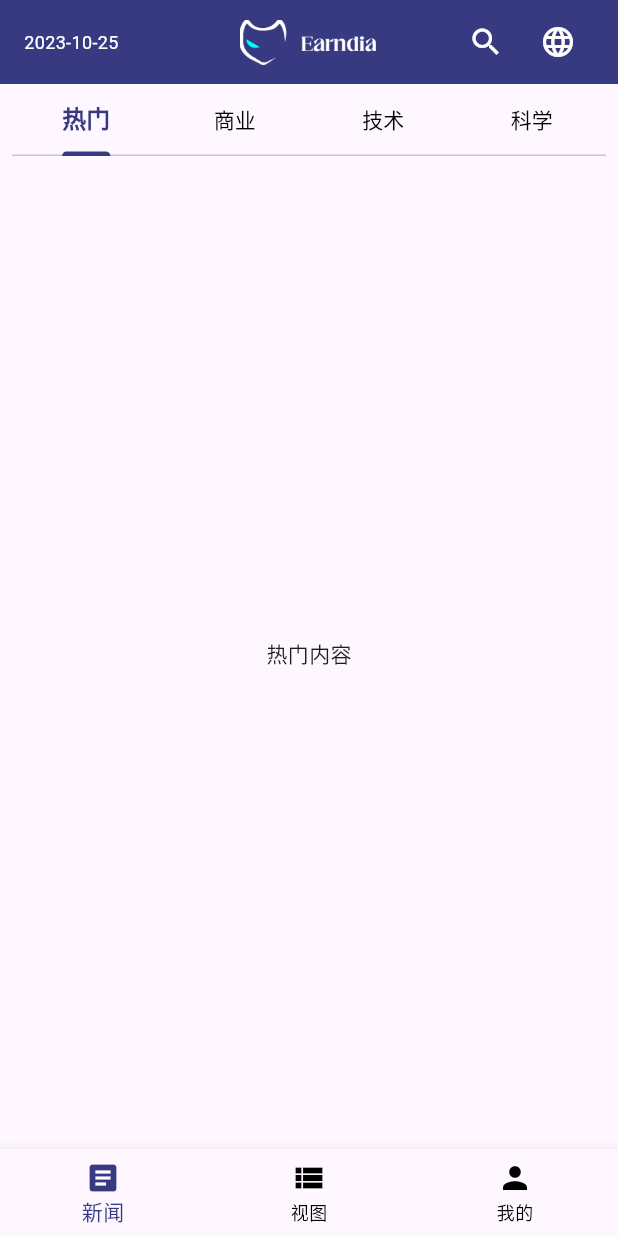
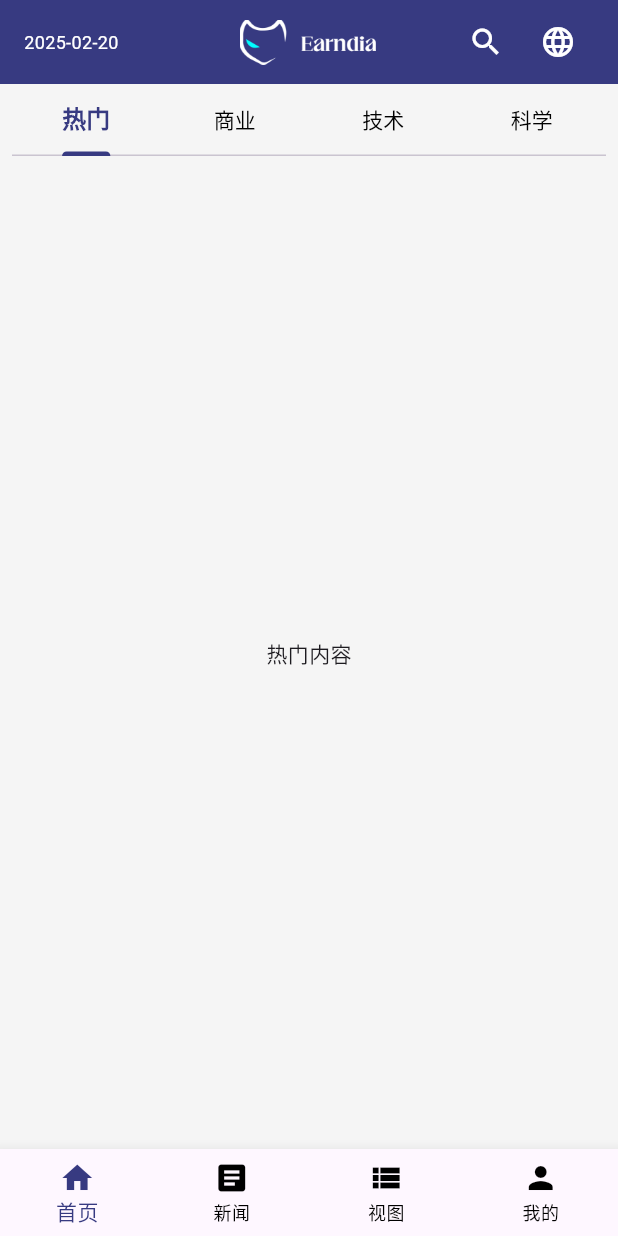
Before and after one commit to SunburstMeoga/earndia-dapp, a Flutter app: the screen it shows after launch, on a phone screen of 412 x 824 dp. Run offline on Flutter 3.47's test engine with Material 3 defaults, Android fonts, the light colour scheme and no system bars; our stand-ins replace qr_flutter; missing offline and left inert: walletconnect_dart, web3dart.

Commit message:
refactor: Update project structure and dependencies
- Migrate from Chinese pub source to pub.dev
- Update package dependencies to latest versions
- Restructure main app and navigation
- Add new screens and widgets for home, news, view, and profile pages
- Introduce app-wide color constants
- Add new profile and navigation assets

```diff
--- a/lib/main.dart
+++ b/lib/main.dart
@@ -1,100 +1,22 @@
 import 'package:flutter/material.dart';
-import 'package:earndia_app/screens/home_screen.dart';
+import 'package:earndia_app/widgets/bottom_navigation.dart';
 
 void main() {
-  runApp(MyApp());
+  runApp(const MyApp());
 }
 
 class MyApp extends StatelessWidget {
+  const MyApp({super.key});
+
   @override
   Widget build(BuildContext context) {
     return MaterialApp(
       title: '新闻类App',
       theme: ThemeData(
-        primarySwatch: Colors.blue,
+        primaryColor: const Color(0xFF373A81),
+        scaffoldBackgroundColor: const Color(0xFFF5F5F5),
       ),
-      home: BottomNavigationExample(),
+      home: const MainBottomNavigation(),
     );
   }
 }
-
-class BottomNavigationExample extends StatefulWidget {
-  @override
-  _BottomNavigationExampleState createState() =>
-      _BottomNavigationExampleState();
-}
-
-class _BottomNavigationExampleState extends State<BottomNavigationExample> {
-  int _selectedIndex = 0; // 当前选中的底部导航栏索引
-
-  // 页面列表
-  static final List<Widget> _pages = <Widget>[
-    NewsPage(), // 新闻页面
-    ViewPage(), // 视图页面
-    ProfilePage(), // 我的页面
-  ];
-
-  // 底部导航栏点击事件
-  void _onItemTapped(int index) {
-    setState(() {
-      _selectedIndex = index;
-    });
-  }
-
-  @override
-  Widget build(BuildContext context) {
-    return Scaffold(
-      body: _pages[_selectedIndex], // 显示当前选中的页面
-      bottomNavigationBar: BottomNavigationBar(
-        currentIndex: _selectedIndex, // 当前选中的索引
-        onTap: _onItemTapped, // 点击事件
-        selectedItemColor: Color(0xFF373A81), // 选中状态的颜色
-        unselectedItemColor: Colors.black, // 未选中状态的颜色
-        items: const <BottomNavigationBarItem>[
-          BottomNavigationBarItem(
-            icon: Icon(Icons.article), // 新闻图标
-            label: '新闻', // 新闻文字
-          ),
-          BottomNavigationBarItem(
-            icon: Icon(Icons.view_list), // 视图图标
-            label: '视图', // 视图文字
-          ),
-          BottomNavigationBarItem(
-            icon: Icon(Icons.person), // 我的图标
-            label: '我的', // 我的文字
-          ),
-        ],
-      ),
-    );
-  }
-}
-
-// 新闻页面
-class NewsPage extends StatelessWidget {
-  @override
-  Widget build(BuildContext context) {
-    return Center(
-      child: HomePage(),
-    );
-  }
-}
-
-// 视图页面
-class ViewPage extends StatelessWidget {
-  @override
-  Widget build(BuildContext context) {
-    return Center(
-      child: Text('视图页面'),
-    );
-  }
-}
-
-// 我的页面
-class ProfilePage extends StatelessWidget {
-  @override
-  Widget build(BuildContext context) {
-    return Center(
-      child: Text('我的页面'),
-    );
-  }
-}
--- a/lib/screens/home/top_bar.dart
+++ b/lib/screens/home/top_bar.dart
@@ -49,11 +49,11 @@ class NewsPage extends StatelessWidget {
               child: Row(
                 children: [
                   // 日期
-                  const Expanded(
+                  Expanded(
                     flex: 1,
                     child: Text(
-                      '2023-10-25',
-                      style: TextStyle(
+                      '${DateTime.now().year}-${DateTime.now().month.toString().padLeft(2, '0')}-${DateTime.now().day.toString().padLeft(2, '0')}',
+                      style: const TextStyle(
                         color: Colors.white,
                         fontSize: 12,
                       ),
--- a/lib/screens/home_screen.dart
+++ b/lib/screens/home_screen.dart
@@ -1,16 +1,48 @@
 import 'package:flutter/material.dart';
-import 'package:earndia_app/screens/home/top_bar.dart';
+import 'package:flutter/services.dart';
+import 'package:earndia_app/screens/home/custom_tab_bar.dart';
+import 'package:earndia_app/widgets/top_bar.dart';
 
-class HomePage extends StatefulWidget {
+class HomePage extends StatelessWidget {
   const HomePage({super.key});
 
   @override
-  State<HomePage> createState() => _HomePageState();
-}
+  Widget build(BuildContext context) {
+    double statusBarHeight = MediaQuery.of(context).padding.top;
+    double appBarHeight = 56.0;
 
-class _HomePageState extends State<HomePage> {
-  @override
-  Widget build(BuildContext context) {
-    return NewsPage();
+    return AnnotatedRegion<SystemUiOverlayStyle>(
+      value: const SystemUiOverlayStyle(
+        statusBarColor: Color(0xFF373A81),
+        statusBarIconBrightness: Brightness.light,
+      ),
+      child: Scaffold(
+        body: Column(
+          children: [
+            TopBar(
+              statusBarHeight: statusBarHeight,
+              appBarHeight: appBarHeight,
+            ),
+            Expanded(
+              child: Container(
+                margin: const EdgeInsets.symmetric(
+                  horizontal: 8,
+                  vertical: 0,
+                ),
+                child: const CustomTabBar(
+                  tabTitles: ['热门', '商业', '技术', '科学'],
+                  tabViews: [
+                    Center(child: Text('热门内容')),
+                    Center(child: Text('商业内容')),
+                    Center(child: Text('技术内容')),
+                    Center(child: Text('科学内容')),
+                  ],
+                ),
+              ),
+            ),
+          ],
+        ),
+      ),
+    );
   }
 }
--- /dev/null
+++ b/lib/widgets/bottom_navigation.dart
@@ -0,0 +1,61 @@
+import 'package:flutter/material.dart';
+import 'package:earndia_app/screens/home_screen.dart';
+import 'package:earndia_app/screens/news_page.dart';
+import 'package:earndia_app/screens/view_page.dart';
+import 'package:earndia_app/screens/profile_page.dart';
+
+class MainBottomNavigation extends StatefulWidget {
+  const MainBottomNavigation({super.key});
+
+  @override
+  State<MainBottomNavigation> createState() => _MainBottomNavigationState();
+}
+
+class _MainBottomNavigationState extends State<MainBottomNavigation> {
+  int _selectedIndex = 0;
+
+  static final List<Widget> _pages = <Widget>[
+    const HomePage(), // 修改这里，使用 HomePage 而不是 HomeScreen
+    const NewsPage(),
+    const ViewPage(),
+    const ProfilePage(),
+  ];
+
+  void _onItemTapped(int index) {
+    setState(() {
+      _selectedIndex = index;
+    });
+  }
+
+  @override
+  Widget build(BuildContext context) {
+    return Scaffold(
+      body: _pages[_selectedIndex],
+      bottomNavigationBar: BottomNavigationBar(
+        currentIndex: _selectedIndex,
+        onTap: _onItemTapped,
+        selectedItemColor: const Color(0xFF373A81),
+        unselectedItemColor: Colors.black,
+        type: BottomNavigationBarType.fixed,
+        items: const <BottomNavigationBarItem>[
+          BottomNavigationBarItem(
+            icon: Icon(Icons.home),
+            label: '首页',
+          ),
+          BottomNavigationBarItem(
+            icon: Icon(Icons.article),
+            label: '新闻',
+          ),
+          BottomNavigationBarItem(
+            icon: Icon(Icons.view_list),
+            label: '视图',
+          ),
+          BottomNavigationBarItem(
+            icon: Icon(Icons.person),
+            label: '我的',
+          ),
+        ],
+      ),
+    );
+  }
+}
--- /dev/null
+++ b/lib/widgets/top_bar.dart
@@ -0,0 +1,72 @@
+import 'package:flutter/material.dart';
+
+class TopBar extends StatelessWidget {
+  final double statusBarHeight;
+  final double appBarHeight;
+
+  const TopBar({
+    super.key,
+    required this.statusBarHeight,
+    required this.appBarHeight,
+  });
+
+  @override
+  Widget build(BuildContext context) {
+    return Container(
+      height: statusBarHeight + appBarHeight,
+      color: const Color(0xFF373A81),
+      padding: EdgeInsets.only(
+        top: statusBarHeight,
+        left: 16,
+        right: 16,
+      ),
+      child: Row(
+        children: [
+          // 日期
+          Expanded(
+            flex: 1,
+            child: Text(
+              '${DateTime.now().year}-${DateTime.now().month.toString().padLeft(2, '0')}-${DateTime.now().day.toString().padLeft(2, '0')}',
+              style: const TextStyle(
+                color: Colors.white,
+                fontSize: 12,
+              ),
+            ),
+          ),
+          // Logo
+          Expanded(
+            flex: 2,
+            child: Center(
+              child: Image.asset(
+                'assets/images/logo.png',
+                width: 100,
+                height: 30,
+                fit: BoxFit.contain,
+              ),
+            ),
+          ),
+          // 搜索 & 语言切换
+          Row(
+            mainAxisAlignment: MainAxisAlignment.end,
+            children: [
+              IconButton(
+                icon: const Icon(
+                  Icons.search,
+                  color: Colors.white,
+                ),
+                onPressed: () {},
+              ),
+              IconButton(
+                icon: const Icon(
+                  Icons.language,
+                  color: Colors.white,
+                ),
+                onPressed: () {},
+              ),
+            ],
+          ),
+        ],
+      ),
+    );
+  }
+}
```
Also changed, not shown: lib/constants/colors.dart (added, +8 -0 lines), lib/screens/news_page.dart (added, +14 -0 lines), lib/screens/profile_page.dart (added, +64 -0 lines), lib/screens/view_page.dart (added, +14 -0 lines), pubspec.yaml (+3 -4 lines), assets/banner/profile_banner.png (added), assets/images/profile_image.png (added), pubspec.lock.
